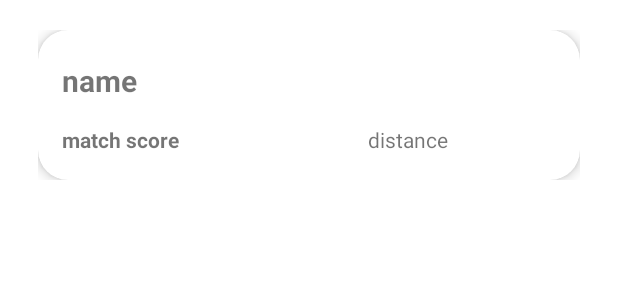
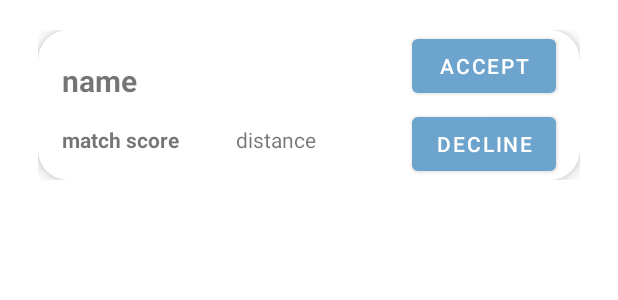
Before and after one commit to rafreitag/coen268-group1-app, an Android app: the layout request_user_item.xml on its own in the app's theme, with its tools: preview values and no code run, on a phone screen of 412 x 824 dp. Shown: the top 300 px of the screen. Run offline under Robolectric (Android 15) with nearby library versions, the phone set to English and light mode, and no system bars.

Commit message:
Added ability to accpet/deny requests

```diff
--- a/FitnessMatch/app/src/main/java/com/example/fitnessmatch/RequestListFragment.java
+++ b/FitnessMatch/app/src/main/java/com/example/fitnessmatch/RequestListFragment.java
@@ -52,6 +52,7 @@ public class RequestListFragment extends Fragment {
 
         myDatabase.addValueEventListener(new ValueEventListener(){
             public void onDataChange(@NonNull DataSnapshot snapshot) {
+                requestIDs.clear();
                 for (DataSnapshot iterateSnapshot : snapshot.getChildren()) {
                     String user_id = iterateSnapshot.getKey();
                     String value = iterateSnapshot.getValue(String.class);
--- a/FitnessMatch/app/src/main/res/layout/request_user_item.xml
+++ b/FitnessMatch/app/src/main/res/layout/request_user_item.xml
@@ -48,12 +48,11 @@
 
             <TextView
                 android:id="@+id/distance"
-                android:layout_width="wrap_content"
-                android:layout_height="wrap_content"
+                android:layout_width="64dp"
+                android:layout_height="19dp"
 
                 android:layout_marginStart="16dp"
                 android:text="distance"
-                card_view:layout_constraintEnd_toEndOf="parent"
                 card_view:layout_constraintStart_toEndOf="@+id/match_score"
                 card_view:layout_constraintTop_toTopOf="@+id/match_score" />
 
@@ -68,7 +67,25 @@
                 card_view:layout_constraintStart_toStartOf="@+id/name"
                 card_view:layout_constraintTop_toBottomOf="@+id/name" />
 
-<!--            <Button-->
+            <Button
+                android:id="@+id/btn_accept"
+                android:layout_width="96dp"
+                android:layout_height="wrap_content"
+                android:layout_marginEnd="16dp"
+                android:text="Accept"
+                card_view:layout_constraintEnd_toEndOf="parent"
+                card_view:layout_constraintTop_toTopOf="parent" />
+
+            <Button
+                android:id="@+id/btn_decline"
+                android:layout_width="wrap_content"
+                android:layout_height="wrap_content"
+                android:layout_marginTop="4dp"
+                android:text="Decline"
+                card_view:layout_constraintEnd_toEndOf="@+id/btn_accept"
+                card_view:layout_constraintTop_toBottomOf="@+id/btn_accept" />
+
+            <!--            <Button-->
 <!--                android:id="@+id/btn_send_req"-->
 <!--                android:layout_width="wrap_content"-->
 <!--                android:layout_height="wrap_content"-->
```
Also changed, not shown: FitnessMatch/app/src/main/java/com/example/fitnessmatch/RequestedUserItemAdapter.java (+55 -2 lines).
